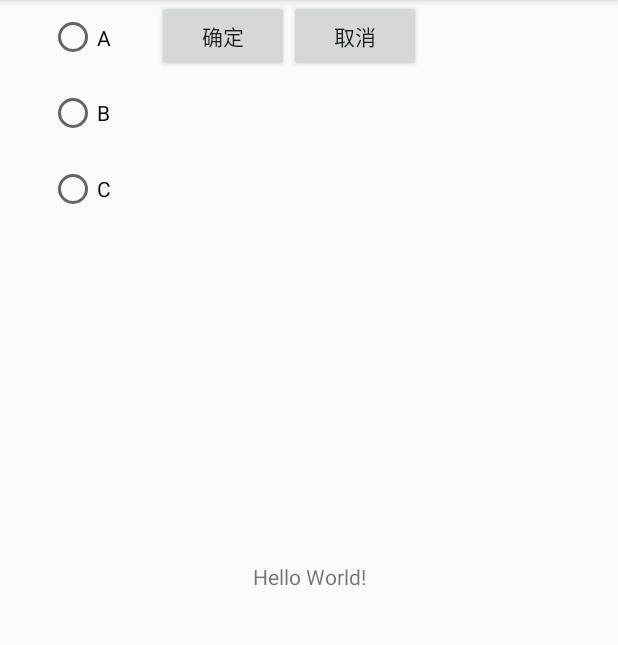
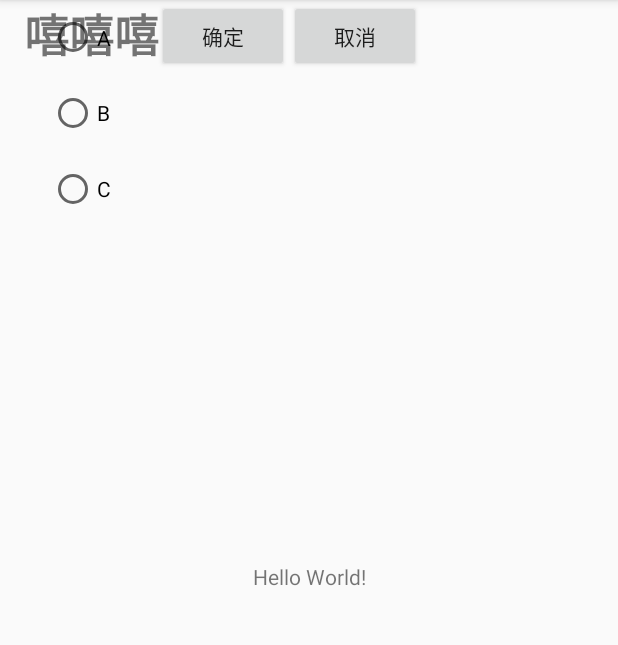
Before and after one commit to gitHub-good/MyApplication2, an Android app: the screen it shows after launch (MainActivity), on a phone screen of 412 x 824 dp, the part 84-729 px from its top. Run offline under Robolectric (Android 15) with nearby library versions, the phone set to English and light mode, and no system bars.

Commit message:
/第四版本

```diff
--- a/app/src/main/res/layout/activity_main.xml
+++ b/app/src/main/res/layout/activity_main.xml
@@ -80,4 +80,14 @@
 
     </LinearLayout>
 
+    <TextView
+        android:layout_width="121dp"
+        android:layout_height="wrap_content"
+        android:text="@string/textView"
+        android:textAlignment="center"
+        android:textSize="30sp"
+        android:textStyle="bold"
+        tools:layout_editor_absoluteX="132dp"
+        tools:layout_editor_absoluteY="374dp" />
+
 </android.support.constraint.ConstraintLayout>
--- a/app/src/main/res/values/strings.xml
+++ b/app/src/main/res/values/strings.xml
@@ -2,4 +2,5 @@
     <string name="app_name">My Application</string>
     <string name="Button">确定</string>
     <string name="Button01">取消</string>
+    <string name="textView">嘻嘻嘻</string>
 </resources>
```
